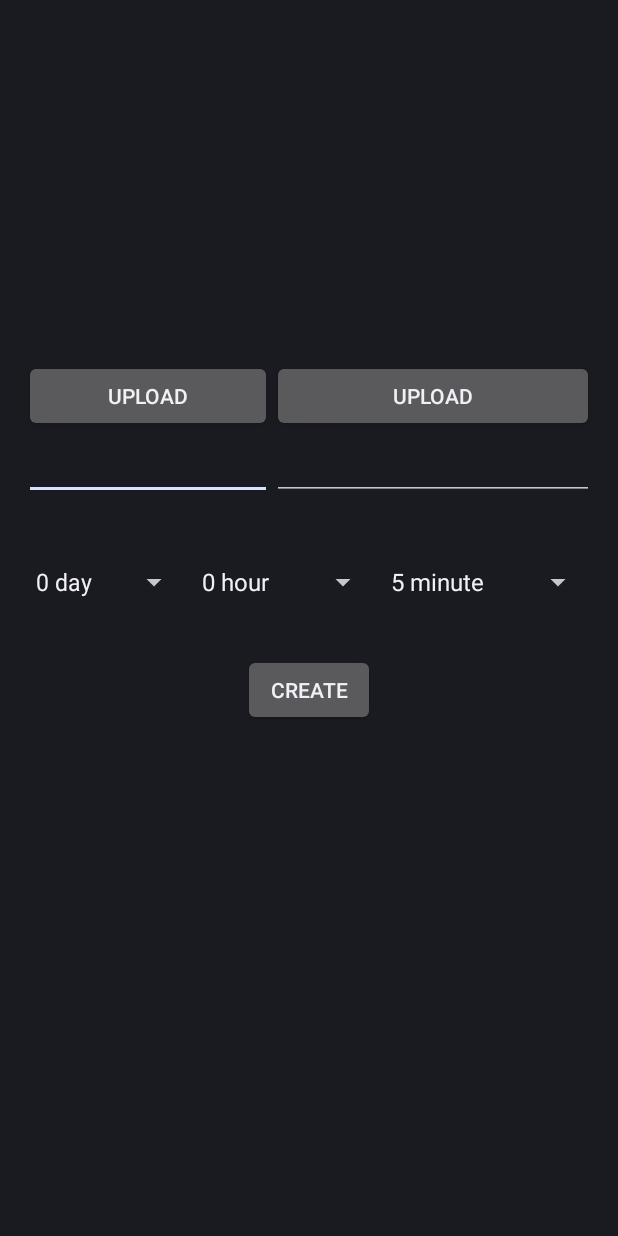
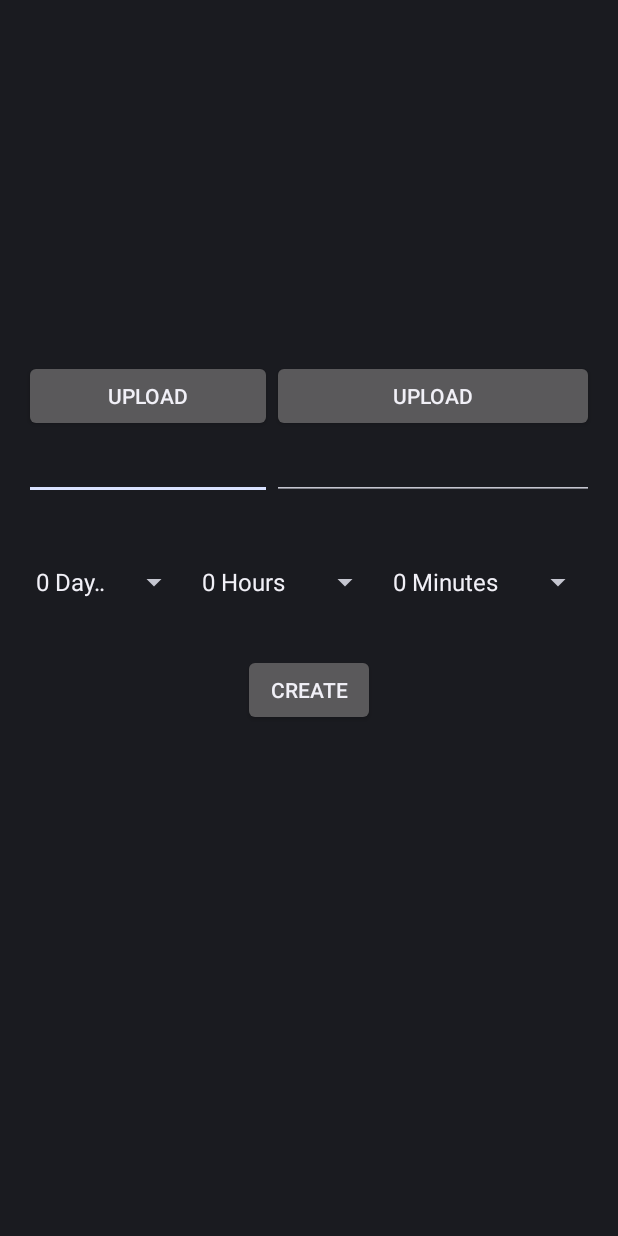
Before and after one commit to jiahaok/SuggestApp, an Android app: the CreateActivity screen opened directly, with no data from a screen before it, on a phone screen of 412 x 824 dp. Run offline under Robolectric (Android 15) with nearby library versions, the phone set to English and light mode, and no system bars.

Commit message:
Spinner Conventions Met
Used resource string-array for spinner text. Has no performance
difference, but fits convention and makes translation easier.

```diff
--- a/SuggestApp/app/src/main/java/piratecrew/suggestapp/CreateActivity.java
+++ b/SuggestApp/app/src/main/java/piratecrew/suggestapp/CreateActivity.java
@@ -101,67 +101,28 @@ public class CreateActivity extends Activity {
 
     public void spinnerDay() {
         spinnerDay = (Spinner) findViewById(R.id.spinnerDay);
-        List list = new ArrayList();
-        list.add("0 day");
-        list.add("1 day");
-        list.add("2 day");
-        list.add("3 day");
-        list.add("4 day");
-        list.add("5 day");
-        list.add("6 day");
-        ArrayAdapter dataAdapter = new ArrayAdapter(this,android.R.layout.simple_spinner_item, list);
-        dataAdapter.setDropDownViewResource(android.R.layout.simple_spinner_dropdown_item);
-        spinnerDay.setAdapter(dataAdapter);
+        ArrayAdapter<CharSequence> adapter = ArrayAdapter.createFromResource(this,
+                R.array.spinner_day,
+                android.R.layout.simple_spinner_item);
+        adapter.setDropDownViewResource(android.R.layout.simple_spinner_dropdown_item);
+        spinnerDay.setAdapter(adapter);
     }
 
     public void spinnerHour() {
         spinnerHour = (Spinner) findViewById(R.id.spinnerHour);
-        List list = new ArrayList();
-        list.add("0 hour");
-        list.add("1 hour");
-        list.add("2 hour");
-        list.add("3 hour");
-        list.add("4 hour");
-        list.add("5 hour");
-        list.add("6 hour");
-        list.add("7 hour");
-        list.add("8 hour");
-        list.add("9 hour");
-        list.add("10 hour");
-        list.add("11 hour");
-        list.add("12 hour");
-        list.add("13 hour");
-        list.add("14 hour");
-        list.add("15 hour");
-        list.add("16 hour");
-        list.add("17 hour");
-        list.add("18 hour");
-        list.add("19 hour");
-        list.add("20 hour");
-        list.add("21 hour");
-        list.add("22 hour");
-        list.add("23 hour");
-        ArrayAdapter dataAdapter = new ArrayAdapter(this,android.R.layout.simple_spinner_item, list);
-        dataAdapter.setDropDownViewResource(android.R.layout.simple_spinner_dropdown_item);
-        spinnerHour.setAdapter(dataAdapter);
+        ArrayAdapter<CharSequence> adapter = ArrayAdapter.createFromResource(this,
+                R.array.spinner_hour,
+                android.R.layout.simple_spinner_item);
+        adapter.setDropDownViewResource(android.R.layout.simple_spinner_dropdown_item);
+        spinnerHour.setAdapter(adapter);
     }
     public void spinnerMinute() {
         spinnerMinute = (Spinner) findViewById(R.id.spinnerMinute);
-        List list = new ArrayList();
-        list.add("5 minute");
-        list.add("10 minute");
-        list.add("15 minute");
-        list.add("20 minute");
-        list.add("25 minute");
-        list.add("30 minute");
-        list.add("35 minute");
-        list.add("40 minute");
-        list.add("45 minute");
-        list.add("50 minute");
-        list.add("55 minute");
-        ArrayAdapter dataAdapter = new ArrayAdapter(this,android.R.layout.simple_spinner_item, list);
-        dataAdapter.setDropDownViewResource(android.R.layout.simple_spinner_dropdown_item);
-        spinnerMinute.setAdapter(dataAdapter);
+        ArrayAdapter<CharSequence> adapter = ArrayAdapter.createFromResource(this,
+                R.array.spinner_minute,
+                android.R.layout.simple_spinner_item);
+        adapter.setDropDownViewResource(android.R.layout.simple_spinner_dropdown_item);
+        spinnerMinute.setAdapter(adapter);
     }
 
     public void menu(int a){
--- a/SuggestApp/app/src/main/res/values/strings.xml
+++ b/SuggestApp/app/src/main/res/values/strings.xml
@@ -11,4 +11,53 @@
     <string name="title_activity_login_class">LoginClass</string>
     <string name="title_activity_login">LoginActivity</string>
     <string name="create_button">create</string>
+    <string-array name="spinner_day">
+        <item>0 Days</item>
+        <item>1 Day</item>
+        <item>2 Days</item>
+        <item>3 Days</item>
+        <item>4 Days</item>
+        <item>5 Days</item>
+        <item>6 Days</item>
+    </string-array>
+    <string-array name="spinner_hour">
+        <item>0 Hours</item>
+        <item>1 Hour</item>
+        <item>2 Hours</item>
+        <item>3 Hours</item>
+        <item>4 Hours</item>
+        <item>5 Hours</item>
+        <item>6 Hours</item>
+        <item>7 Hours</item>
+        <item>8 Hours</item>
+        <item>9 Hours</item>
+        <item>10 Hours</item>
+        <item>11 Hours</item>
+        <item>12 Hours</item>
+        <item>13 Hours</item>
+        <item>14 Hours</item>
+        <item>15 Hours</item>
+        <item>16 Hours</item>
+        <item>17 Hours</item>
+        <item>18 Hours</item>
+        <item>19 Hours</item>
+        <item>20 Hours</item>
+        <item>21 Hours</item>
+        <item>22 Hours</item>
+        <item>23 Hours</item>
+    </string-array>
+    <string-array name="spinner_minute">
+        <item>0 Minutes</item>
+        <item>5 Minutes</item>
+        <item>10 Minutes</item>
+        <item>15 Minutes</item>
+        <item>20 Minutes</item>
+        <item>25 Minutes</item>
+        <item>30 Minutes</item>
+        <item>35 Minutes</item>
+        <item>40 Minutes</item>
+        <item>45 Minutes</item>
+        <item>5 Minutes</item>
+        <item>55 Minutes</item>
+    </string-array>
 </resources>
```
Also changed, not shown: 1 other file.
